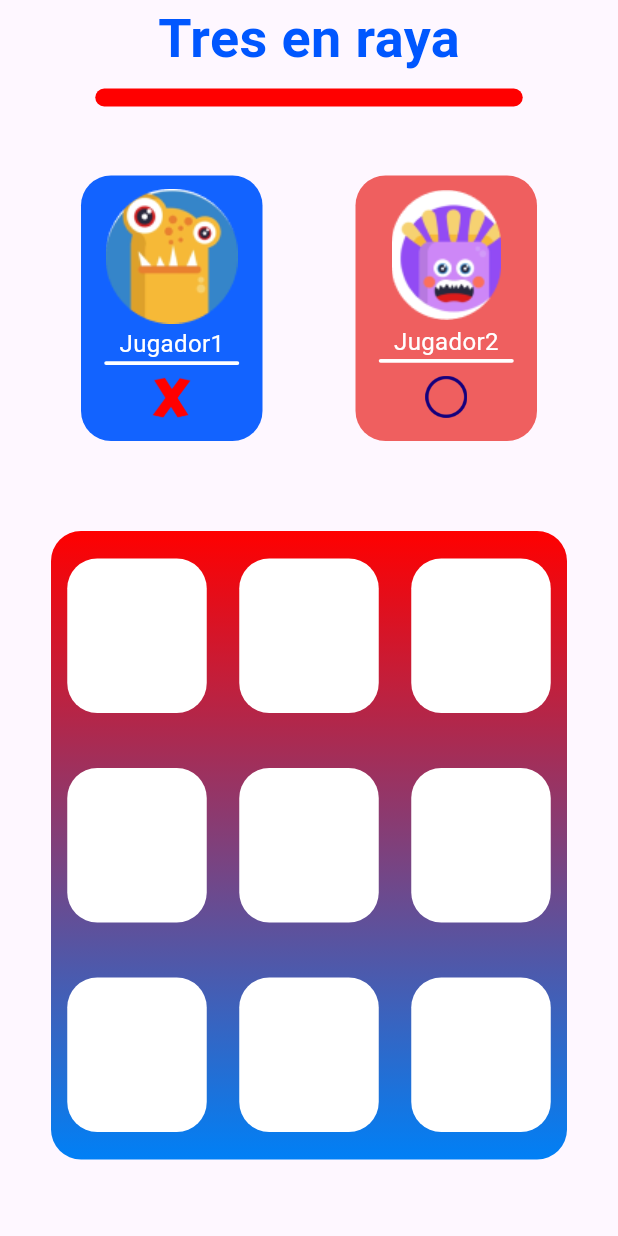
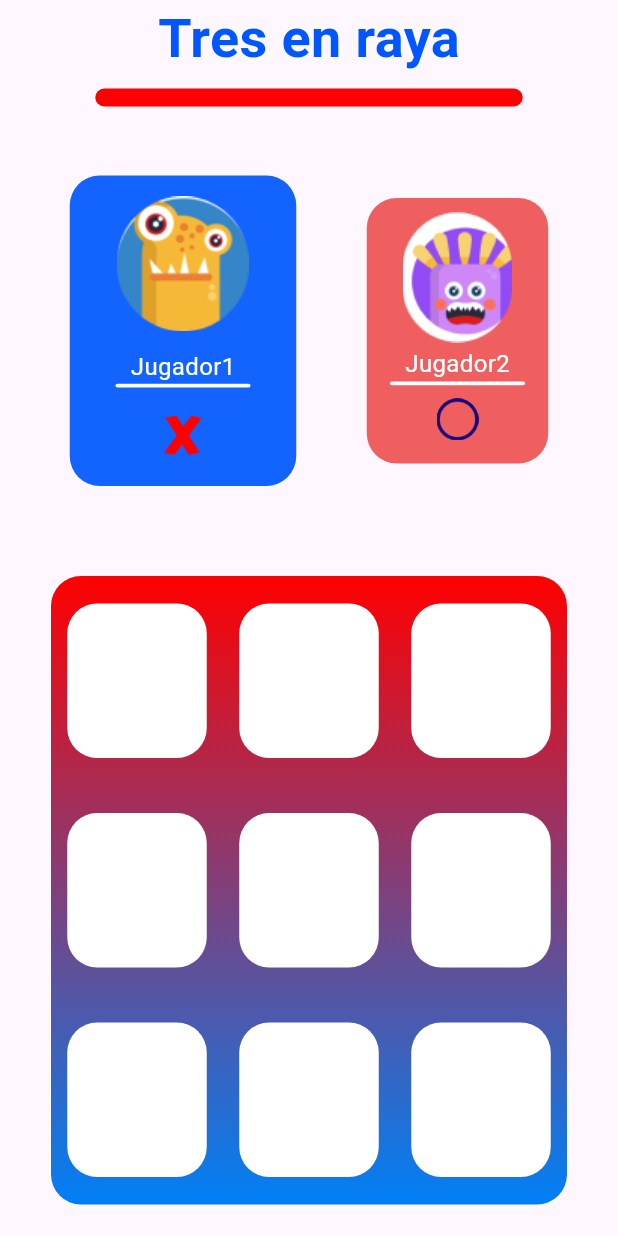
Before and after one commit to ToNiVeL2002/tres_en_raya_provider, a Flutter app: the MultiPlayerScreen screen opened by its route, on a phone screen of 412 x 824 dp. Run offline on Flutter 3.47's test engine with Material 3 defaults, Android fonts, the phone set to English and light mode, and no system bars; our stand-ins replace google_fonts.

Commit message:
pantalla multiplayer_screen funcional

```diff
--- a/lib/screens/multiplayer_screen.dart
+++ b/lib/screens/multiplayer_screen.dart
@@ -9,8 +9,35 @@ class MultiPlayerScreen extends StatelessWidget {
 
   @override
   Widget build(BuildContext context) {
+
+    final juegoProvider = Provider.of<JuegoProvider>(context);
+
     return Scaffold(
-      body: Padding(
+      body: Stack(
+        children: [
+          _Body(),
+
+          juegoProvider.winner
+            ? Align(
+                alignment: Alignment.center,
+                child: FloatingMessage(ganador: '',),
+              )
+            : Container()
+
+        ],
+      )
+    );
+  }
+}
+
+class _Body extends StatelessWidget {
+  _Body({super.key,});
+
+  @override
+  Widget build(BuildContext context) {
+
+  final juegoProvider = Provider.of<JuegoProvider>(context);
+    return Padding(
       padding: const EdgeInsets.symmetric(horizontal: 23),
       child: Column(
 
@@ -22,8 +49,8 @@ class MultiPlayerScreen extends StatelessWidget {
           Row(
             mainAxisAlignment: MainAxisAlignment.spaceAround,
             children: [
-                CardProfile(color: Color(0xff1263FF), imagen: 'assets/player1.png', imagenSimbolo: 'assets/X.png', nameT: 'Jugador1'),
-                CardProfile(color: Color(0xffEF5F5F), imagen: 'assets/player2.png', imagenSimbolo: 'assets/circulo.png', nameT: 'Jugador2'),
+              CardProfile(color: const Color(0xff1263FF), imagen: 'assets/player1.png', imagenSimbolo: 'assets/X.png', nameT: 'Jugador1', width: juegoProvider.playerTurn ? 151 : 121, height: juegoProvider.playerTurn ? 207 : 177,),
+              CardProfile(color: const Color(0xffEF5F5F), imagen: 'assets/player2.png', imagenSimbolo: 'assets/circulo.png', nameT: 'Jugador2', width: !juegoProvider.playerTurn ? 151 : 121, height: !juegoProvider.playerTurn ? 207 : 177,),
             ],
           ),
 
@@ -35,7 +62,6 @@ class MultiPlayerScreen extends StatelessWidget {
 
         ],
       ),
-      )
     );
   }
 }
@@ -90,6 +116,7 @@ class _Positions extends StatelessWidget {
               onTap: () {
                 juegoProvider.changePositionMap('box1');
                 juegoProvider.changeState('box1');
+                juegoProvider.fineTheWinner();
 
               },
 
@@ -99,6 +126,7 @@ class _Positions extends StatelessWidget {
               onTap: () {
                 juegoProvider.changePositionMap('box2');
                 juegoProvider.changeState('box2');
+                juegoProvider.fineTheWinner();
 
               },
 
@@ -108,6 +136,7 @@ class _Positions extends StatelessWidget {
               onTap: () {
                 juegoProvider.changePositionMap('box3');
                 juegoProvider.changeState('box3');
+                juegoProvider.fineTheWinner();
 
               },
 
@@ -123,6 +152,7 @@ class _Positions extends StatelessWidget {
               onTap: () {
                 juegoProvider.changePositionMap('box4');
                 juegoProvider.changeState('box4');
+                juegoProvider.fineTheWinner();
 
               },
 
@@ -132,6 +162,7 @@ class _Positions extends StatelessWidget {
               onTap: () {
                 juegoProvider.changePositionMap('box5');
                 juegoProvider.changeState('box5');
+                juegoProvider.fineTheWinner();
 
               },
 
@@ -141,6 +172,7 @@ class _Positions extends StatelessWidget {
               onTap: () {
                 juegoProvider.changePositionMap('box6');
                 juegoProvider.changeState('box6');
+                juegoProvider.fineTheWinner();
 
               },
 
@@ -156,6 +188,7 @@ class _Positions extends StatelessWidget {
               onTap: () {
                 juegoProvider.changePositionMap('box7');
                 juegoProvider.changeState('box7');
+                juegoProvider.fineTheWinner();
 
               },
 
@@ -165,6 +198,7 @@ class _Positions extends StatelessWidget {
               onTap: () {
                 juegoProvider.changePositionMap('box8');
                 juegoProvider.changeState('box8');
+                juegoProvider.fineTheWinner();
 
               },
 
@@ -174,6 +208,7 @@ class _Positions extends StatelessWidget {
               onTap: () {
                 juegoProvider.changePositionMap('box9');
                 juegoProvider.changeState('box9');
+                juegoProvider.fineTheWinner();
 
               },
 
--- a/lib/widgets/card_profile.dart
+++ b/lib/widgets/card_profile.dart
@@ -7,6 +7,8 @@ class CardProfile extends StatelessWidget {
   final String imagen;
   final String imagenSimbolo;
   final String nameT;
+  final double width;
+  final double height;
 
   const CardProfile({
     super.key,
@@ -14,6 +16,8 @@ class CardProfile extends StatelessWidget {
     required this.imagen,
     required this.imagenSimbolo,
     required this.nameT,
+    required this.width,
+    required this.height,
   });
 
 
@@ -21,8 +25,8 @@ class CardProfile extends StatelessWidget {
   Widget build(BuildContext context) {
     return Container(
       padding: EdgeInsets.all(8),
-      width: 121,
-      height: 177,
+      width: width,
+      height: height,
       decoration: BoxDecoration(
         color: color,
         borderRadius: BorderRadius.circular(20)
--- a/lib/widgets/widgets.dart
+++ b/lib/widgets/widgets.dart
@@ -1,6 +1,8 @@
+
 
 export 'package:tres_en_raya_con_provider/widgets/box.dart';
 export 'package:tres_en_raya_con_provider/widgets/card_profile.dart';
+export 'package:tres_en_raya_con_provider/widgets/floating_message.dart';
 export 'package:tres_en_raya_con_provider/widgets/options_table.dart';
 export 'package:tres_en_raya_con_provider/widgets/page_title.dart';
 export 'package:tres_en_raya_con_provider/widgets/simple_page_title.dart';
```
Also changed, not shown: lib/provider/juego_provider.dart (+109 -9 lines), lib/screens/singleplayer_screen.dart (+6 -3 lines), lib/widgets/floating_message.dart (added, +88 -0 lines). Lines whose indentation alone changed are shown as unchanged.
